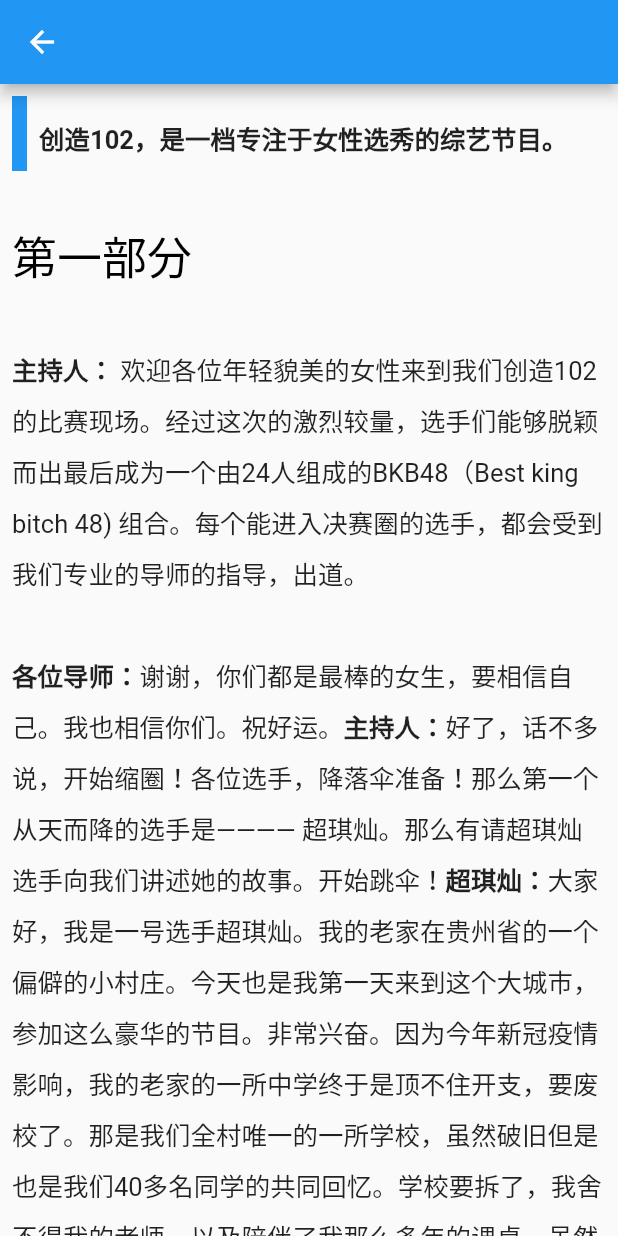
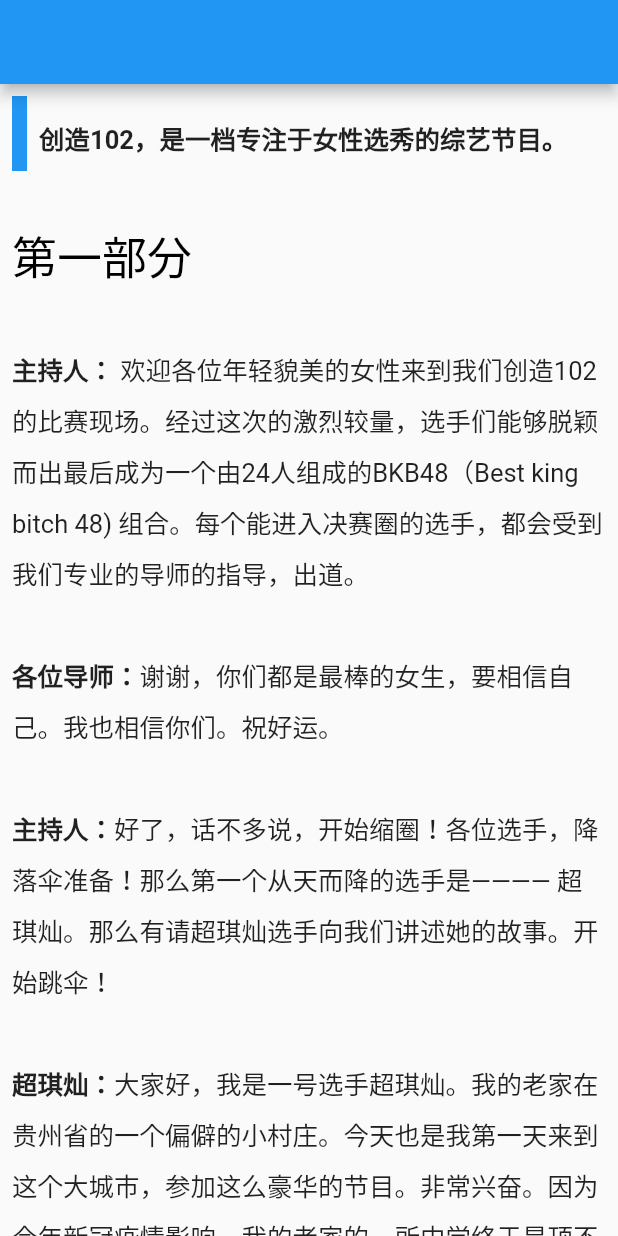
Before and after one commit to sirily11/flutter_draftview, a Flutter app: the Demo2 screen opened directly, on a phone screen of 412 x 824 dp. Run offline on Flutter 3.47's test engine with Material 2 defaults, Android fonts, the phone set to English and light mode, and no system bars; our stand-ins replace audioplayers; network calls fail.

Commit message:
Fixed bugs

```diff
--- a/example/lib/main.dart
+++ b/example/lib/main.dart
@@ -17,7 +17,7 @@ class MyApp extends StatelessWidget {
         primarySwatch: Colors.blue,
         visualDensity: VisualDensity.adaptivePlatformDensity,
       ),
-      home: Demo3(),
+      home: Demo2(),
     );
   }
 }
--- a/lib/draft_view/block/blocks/image_block.dart
+++ b/lib/draft_view/block/blocks/image_block.dart
@@ -88,8 +88,8 @@ class _ImageComponentState extends State<ImageComponent> {
           ),
         ),
         Hero(
-          tag: Key(widget.caption),
-          child: Text(widget.caption),
+          tag: Key("${widget.caption}"),
+          child: Text("${widget.caption}"),
         ),
       ],
     );
--- a/lib/draft_view/converter/converter.dart
+++ b/lib/draft_view/converter/converter.dart
@@ -94,6 +94,9 @@ class Converter {
           } else if (curDraftBlock.text.isEmpty &&
               (prevDraftBlock?.text?.isNotEmpty ?? false) &&
               nextDraftBlock.text.isNotEmpty) {
+            retBlocks.add(NewlineBlock());
+          } else if (curDraftBlock.text.isEmpty &&
+              nextDraftBlock.text.isEmpty) {
             retBlocks.add(NewlineBlock());
           }
         }
--- a/pubspec.yaml
+++ b/pubspec.yaml
@@ -1,6 +1,6 @@
 name: draft_view
 description: A draft js renderer written in Dart! You can easily render your draft js object in Flutter!
-version: 0.8.0+1
+version: 0.8.2+1
 repository: https://github.com/sirily11/flutter_draftview
 
 environment:
```
Also changed, not shown: example/pubspec.lock.
